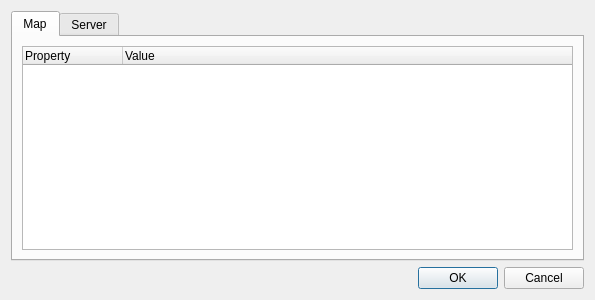
Before: the Qt Designer form src/IDlgMapWmsConfig.ui in ntruchsess/QLandkarteGT, drawn with Qt 5.
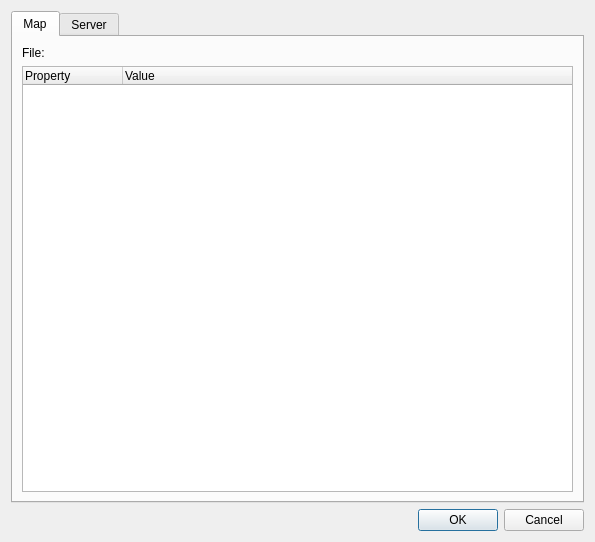
After: the same form once the commit is applied.

Diff of the .ui file:
```diff
--- a/src/IDlgMapWmsConfig.ui
+++ b/src/IDlgMapWmsConfig.ui
@@ -7,7 +7,7 @@
     <x>0</x>
     <y>0</y>
     <width>595</width>
-    <height>300</height>
+    <height>542</height>
    </rect>
   </property>
   <property name="windowTitle">
@@ -24,6 +24,13 @@
        <string>Map</string>
       </attribute>
       <layout class="QVBoxLayout" name="verticalLayout_2">
+       <item>
+        <widget class="QLabel" name="labelFile">
+         <property name="text">
+          <string>File:</string>
+         </property>
+        </widget>
+       </item>
        <item>
         <widget class="QTreeWidget" name="treeMapConfig">
          <column>
```
